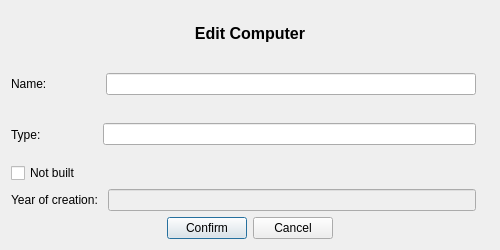
sabbisun/Vika3nytt, file Vika3nytt/dialogeditcom.ui: the form before one commit.
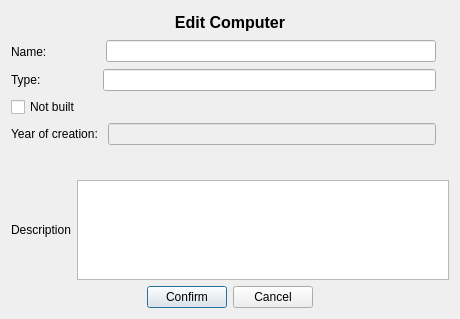
The form after the commit.

Commit message: description i comp

Diff of the .ui file:
```diff
--- a/Vika3nytt/dialogeditcom.ui
+++ b/Vika3nytt/dialogeditcom.ui
@@ -6,8 +6,8 @@
    <rect>
     <x>0</x>
     <y>0</y>
-    <width>500</width>
-    <height>250</height>
+    <width>460</width>
+    <height>319</height>
    </rect>
   </property>
   <property name="windowTitle">
@@ -16,6 +16,12 @@
   <layout class="QVBoxLayout" name="verticalLayout_2">
    <item>
     <widget class="QLabel" name="label_Dialogname">
+     <property name="maximumSize">
+      <size>
+       <width>16777215</width>
+       <height>100</height>
+      </size>
+     </property>
      <property name="font">
       <font>
        <family>Arial</family>
@@ -113,6 +119,37 @@
      </item>
     </layout>
    </item>
+   <item>
+    <widget class="QLabel" name="label_errorCompYear">
+     <property name="text">
+      <string/>
+     </property>
+    </widget>
+   </item>
+   <item>
+    <layout class="QHBoxLayout" name="horizontalLayout">
+     <item>
+      <widget class="QLabel" name="label_editCompDesc">
+       <property name="text">
+        <string>Description</string>
+       </property>
+      </widget>
+     </item>
+     <item>
+      <widget class="QTextEdit" name="textEdit_descComp">
+       <property name="maximumSize">
+        <size>
+         <width>650</width>
+         <height>100</height>
+        </size>
+       </property>
+       <property name="contextMenuPolicy">
+        <enum>Qt::ActionsContextMenu</enum>
+       </property>
+      </widget>
+     </item>
+    </layout>
+   </item>
    <item>
     <layout class="QHBoxLayout" name="horizontalLayout_6">
      <item>
```
Left out of the diff: 8 changed lines with no effect on the pictures. The commit also changes 41 other files.
